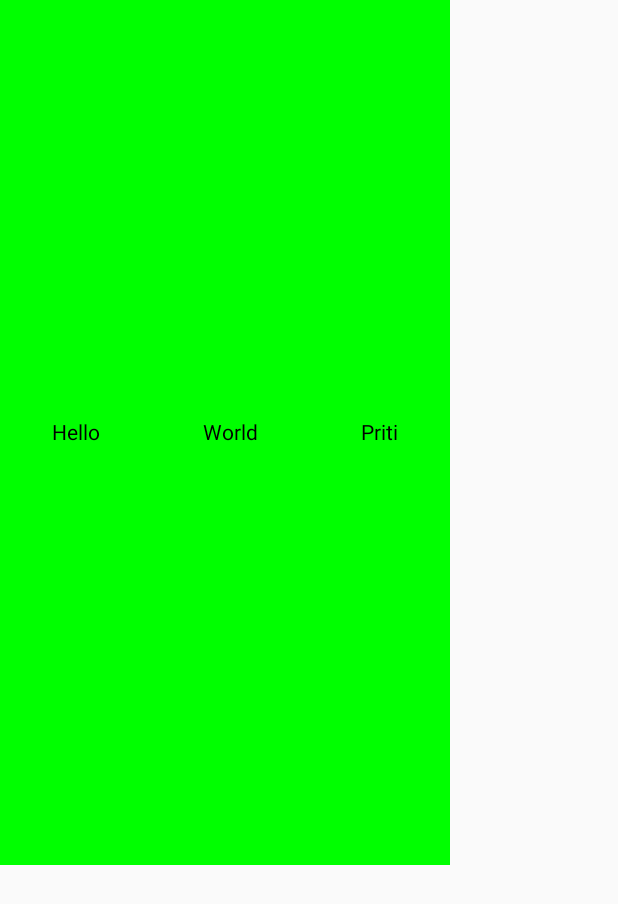
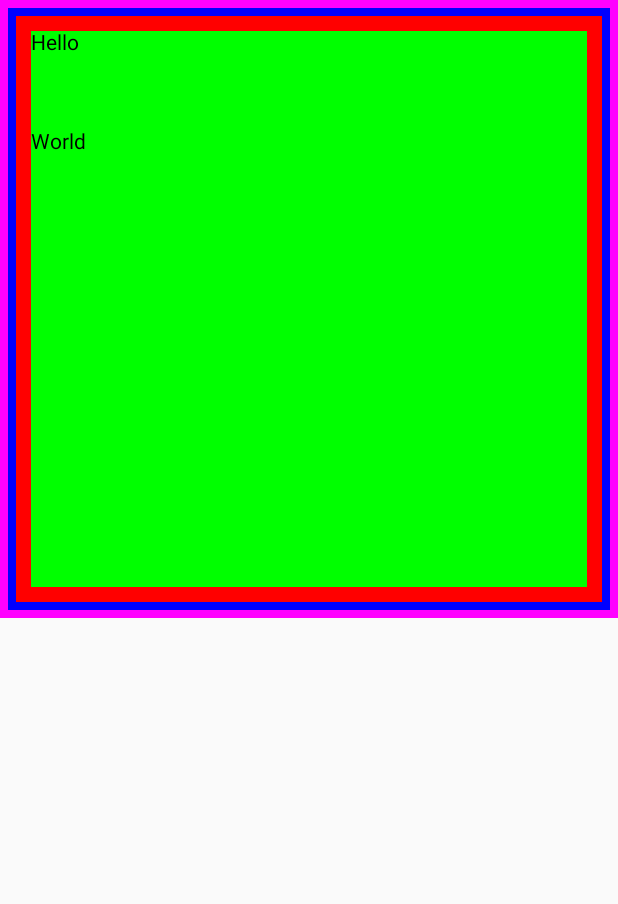
Before and after one commit to pritikjain/JetPackComposeYT, an Android app built with Jetpack Compose: the screen it shows after launch (MainActivity), on a phone screen of 412 x 824 dp. Shown: the top 904 px of the screen. Run offline under Robolectric (Android 15) with nearby library versions, the phone set to English and light mode, and no system bars.

Commit message:
Modifier - Android Jetpack Compose part 3

```diff
--- a/app/src/main/java/com/pritikjain/composecourseyt/MainActivity.kt
+++ b/app/src/main/java/com/pritikjain/composecourseyt/MainActivity.kt
@@ -4,12 +4,21 @@ import android.os.Bundle
 import androidx.activity.ComponentActivity
 import androidx.activity.compose.setContent
 import androidx.compose.foundation.background
+import androidx.compose.foundation.border
+import androidx.compose.foundation.clickable
+import androidx.compose.foundation.gestures.draggable
+import androidx.compose.foundation.gestures.scrollable
 import androidx.compose.foundation.layout.Arrangement
 import androidx.compose.foundation.layout.Column
 import androidx.compose.foundation.layout.Row
+import androidx.compose.foundation.layout.Spacer
 import androidx.compose.foundation.layout.fillMaxHeight
 import androidx.compose.foundation.layout.fillMaxSize
+import androidx.compose.foundation.layout.fillMaxWidth
 import androidx.compose.foundation.layout.height
+import androidx.compose.foundation.layout.offset
+import androidx.compose.foundation.layout.padding
+import androidx.compose.foundation.layout.requiredWidth
 import androidx.compose.foundation.layout.width
 import androidx.compose.material3.MaterialTheme
 import androidx.compose.material3.Surface
@@ -26,18 +35,25 @@ class MainActivity : ComponentActivity() {
     override fun onCreate(savedInstanceState: Bundle?) {
         super.onCreate(savedInstanceState)
         setContent {
-            Row(
+            Column(
                 modifier = Modifier
-                    //.fillMaxSize(0.5f)
-                    .width(300.dp)
-                    .fillMaxHeight(0.7f)
-                    .background(Color.Green),
-                horizontalArrangement = Arrangement.SpaceAround,
-                verticalAlignment = Alignment.CenterVertically
+                    .fillMaxHeight(0.5f)
+                    .background(Color.Green)
+                    .fillMaxWidth()
+
+                   // .requiredWidth(600.dp),
+                    .border(5.dp, Color.Magenta)
+                    .padding(5.dp)
+                    .border(5.dp,Color.Blue)
+                    .padding(5.dp)
+                    .border(10.dp,Color.Red)
+                    .padding(10.dp)
             ) {
-                Text("Hello")
+                Text("Hello", modifier = Modifier.clickable {
+
+                })
+                Spacer(modifier = Modifier.height(50.dp) )
                 Text("World")
-                Text("Priti")
             }
 
         }
```
